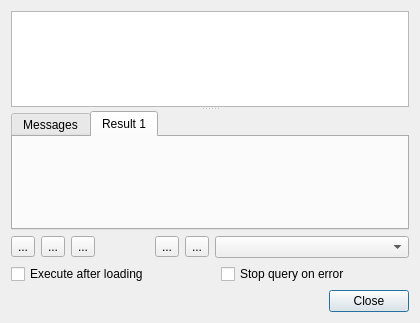
Qt form mapper_app/ui/querydialog.ui (allenck/mapper) before a commit.
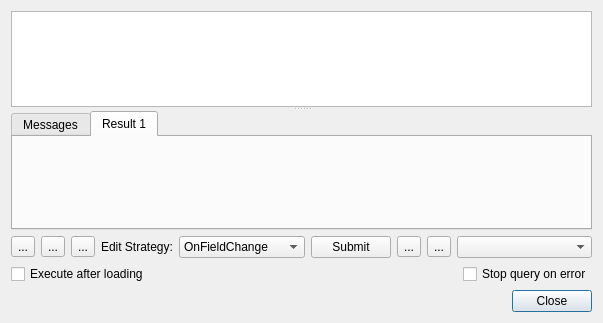
The same form after that commit. Icons and pictures are not drawn.

```diff
--- a/mapper_app/ui/querydialog.ui
+++ b/mapper_app/ui/querydialog.ui
@@ -6,7 +6,7 @@
    <rect>
     <x>0</x>
     <y>0</y>
-    <width>420</width>
+    <width>539</width>
     <height>323</height>
    </rect>
   </property>
@@ -14,6 +14,84 @@
    <string>Manual SQL Query</string>
   </property>
   <layout class="QGridLayout" name="gridLayout">
+   <item row="3" column="9">
+    <widget class="QDialogButtonBox" name="buttonBox">
+     <property name="orientation">
+      <enum>Qt::Horizontal</enum>
+     </property>
+     <property name="standardButtons">
+      <set>QDialogButtonBox::Close</set>
+     </property>
+    </widget>
+   </item>
+   <item row="1" column="2">
+    <widget class="QToolButton" name="rollback_toolButton">
+     <property name="toolTip">
+      <string>&lt;html&gt;&lt;head/&gt;&lt;body&gt;&lt;p&gt;Rollback transaction&lt;/p&gt;&lt;/body&gt;&lt;/html&gt;</string>
+     </property>
+     <property name="text">
+      <string>...</string>
+     </property>
+     <property name="icon">
+      <iconset>
+       <normaloff>../Resources/rollback.png</normaloff>../Resources/rollback.png</iconset>
+     </property>
+    </widget>
+   </item>
+   <item row="1" column="8" colspan="2">
+    <widget class="QComboBox" name="cbConnections">
+     <property name="toolTip">
+      <string>Select target database connection. </string>
+     </property>
+    </widget>
+   </item>
+   <item row="2" column="0" colspan="6">
+    <widget class="QCheckBox" name="cb_sql_execute_after_loading">
+     <property name="text">
+      <string>Execute after loading</string>
+     </property>
+    </widget>
+   </item>
+   <item row="1" column="7">
+    <widget class="QToolButton" name="save_QueryButton">
+     <property name="toolTip">
+      <string>&lt;html&gt;&lt;head/&gt;&lt;body&gt;&lt;p&gt;Click to save the query.&lt;/p&gt;&lt;/body&gt;&lt;/html&gt;</string>
+     </property>
+     <property name="text">
+      <string>...</string>
+     </property>
+     <property name="icon">
+      <iconset resource="../Resources/mapper.qrc">
+       <normaloff>:/filesave.png</normaloff>:/filesave.png</iconset>
+     </property>
+    </widget>
+   </item>
+   <item row="1" column="4">
+    <widget class="QComboBox" name="cbEditStrategy">
+     <item>
+      <property name="text">
+       <string>OnFieldChange</string>
+      </property>
+     </item>
+     <item>
+      <property name="text">
+       <string>OnRowChange</string>
+      </property>
+     </item>
+     <item>
+      <property name="text">
+       <string>OnManualSubmit</string>
+      </property>
+     </item>
+    </widget>
+   </item>
+   <item row="2" column="9">
+    <widget class="QCheckBox" name="cb_stop_query_on_error">
+     <property name="text">
+      <string>Stop query on error</string>
+     </property>
+    </widget>
+   </item>
    <item row="1" column="1">
     <widget class="QToolButton" name="clear_QueryButton">
      <property name="toolTip">
@@ -28,7 +106,21 @@
      </property>
     </widget>
    </item>
-   <item row="0" column="0" colspan="8">
+   <item row="1" column="0">
+    <widget class="QToolButton" name="go_QueryButton">
+     <property name="toolTip">
+      <string>&lt;html&gt;&lt;head/&gt;&lt;body&gt;&lt;p&gt;Click to execute selected queries if more than one,&lt;/p&gt;&lt;/body&gt;&lt;/html&gt;</string>
+     </property>
+     <property name="text">
+      <string>...</string>
+     </property>
+     <property name="icon">
+      <iconset resource="../Resources/mapper.qrc">
+       <normaloff>:/go.png</normaloff>:/go.png</iconset>
+     </property>
+    </widget>
+   </item>
+   <item row="0" column="0" colspan="10">
     <widget class="QSplitter" name="query_splitter">
      <property name="orientation">
       <enum>Qt::Vertical</enum>
@@ -67,14 +159,7 @@
      </widget>
     </widget>
    </item>
-   <item row="1" column="6" colspan="2">
-    <widget class="QComboBox" name="cbConnections">
-     <property name="toolTip">
-      <string>Select target database connection. </string>
-     </property>
-    </widget>
-   </item>
-   <item row="1" column="4">
+   <item row="1" column="6">
     <widget class="QToolButton" name="load_QueryButton">
      <property name="toolTip">
       <string>&lt;html&gt;&lt;head/&gt;&lt;body&gt;&lt;p&gt;Click to load a text tile containing a query.&lt;/p&gt;&lt;/body&gt;&lt;/html&gt;</string>
@@ -88,69 +173,17 @@
      </property>
     </widget>
    </item>
-   <item row="2" column="0" colspan="4">
-    <widget class="QCheckBox" name="cb_sql_execute_after_loading">
+   <item row="1" column="3">
+    <widget class="QLabel" name="lblEditStrategy">
      <property name="text">
-      <string>Execute after loading</string>
-     </property>
-    </widget>
-   </item>
-   <item row="1" column="0">
-    <widget class="QToolButton" name="go_QueryButton">
-     <property name="toolTip">
-      <string>&lt;html&gt;&lt;head/&gt;&lt;body&gt;&lt;p&gt;Click to execute selected queries if more than one,&lt;/p&gt;&lt;/body&gt;&lt;/html&gt;</string>
-     </property>
-     <property name="text">
-      <string>...</string>
-     </property>
-     <property name="icon">
-      <iconset resource="../Resources/mapper.qrc">
-       <normaloff>:/go.png</normaloff>:/go.png</iconset>
+      <string>Edit Strategy:</string>
      </property>
     </widget>
    </item>
    <item row="1" column="5">
-    <widget class="QToolButton" name="save_QueryButton">
-     <property name="toolTip">
-      <string>&lt;html&gt;&lt;head/&gt;&lt;body&gt;&lt;p&gt;Click to save the query.&lt;/p&gt;&lt;/body&gt;&lt;/html&gt;</string>
-     </property>
+    <widget class="QPushButton" name="pbSubmit">
      <property name="text">
-      <string>...</string>
-     </property>
-     <property name="icon">
-      <iconset resource="../Resources/mapper.qrc">
-       <normaloff>:/filesave.png</normaloff>:/filesave.png</iconset>
-     </property>
-    </widget>
-   </item>
-   <item row="3" column="7">
-    <widget class="QDialogButtonBox" name="buttonBox">
-     <property name="orientation">
-      <enum>Qt::Horizontal</enum>
-     </property>
-     <property name="standardButtons">
-      <set>QDialogButtonBox::Close</set>
-     </property>
-    </widget>
-   </item>
-   <item row="2" column="7">
-    <widget class="QCheckBox" name="cb_stop_query_on_error">
-     <property name="text">
-      <string>Stop query on error</string>
-     </property>
-    </widget>
-   </item>
-   <item row="1" column="2">
-    <widget class="QToolButton" name="rollback_toolButton">
-     <property name="toolTip">
-      <string>&lt;html&gt;&lt;head/&gt;&lt;body&gt;&lt;p&gt;Rollback transaction&lt;/p&gt;&lt;/body&gt;&lt;/html&gt;</string>
-     </property>
-     <property name="text">
-      <string>...</string>
-     </property>
-     <property name="icon">
-      <iconset>
-       <normaloff>../Resources/rollback.png</normaloff>../Resources/rollback.png</iconset>
+      <string>Submit</string>
      </property>
     </widget>
    </item>
```
